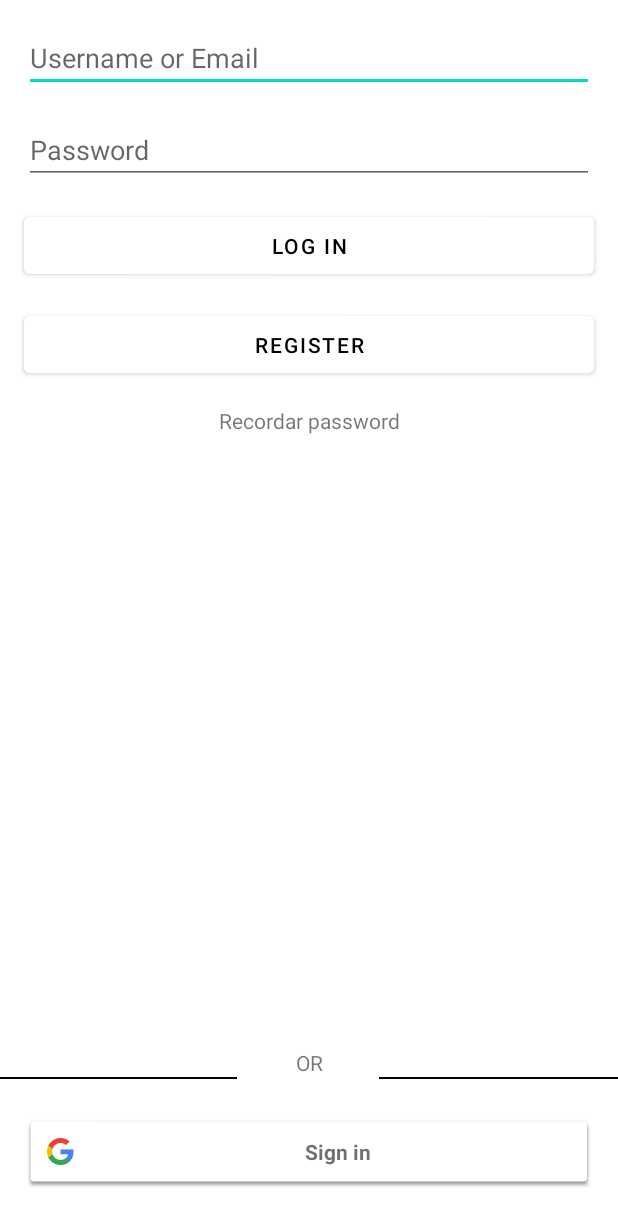
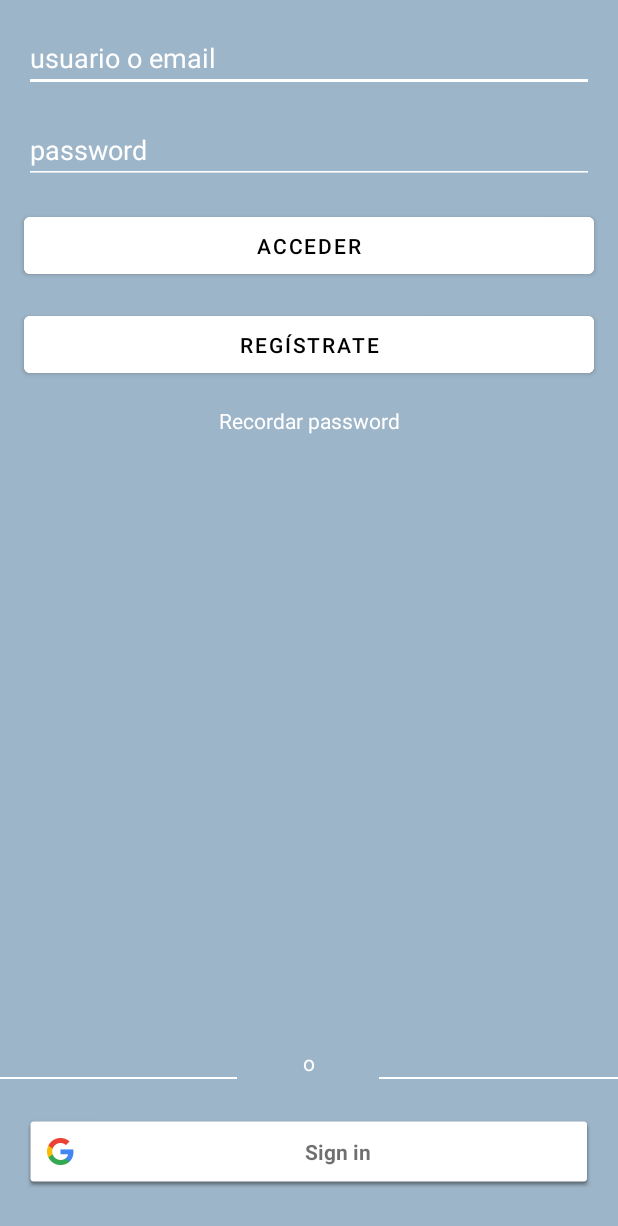
Before and after one commit to xexi81/LogisticsTycoon, an Android app: the screen it shows after launch (LoginActivity), after a tap on an icon or button, on a phone screen of 412 x 824 dp. Shown: the top 1226 px of the screen. Run offline under Robolectric (Android 15) with nearby library versions, the phone set to English and light mode, and no system bars; our stand-ins replace Firebase (no records; nobody signed in at launch, a user with empty details on screens opened directly).

Commit message:
Login y Registros hechos

```diff
--- a/app/build.gradle
+++ b/app/build.gradle
@@ -48,10 +48,11 @@ dependencies {
     implementation platform('com.google.firebase:firebase-bom:28.3.0')
     implementation 'com.google.firebase:firebase-analytics-ktx'
     implementation 'com.google.firebase:firebase-firestore-ktx:23.0.3'
+    implementation 'com.google.firebase:firebase-auth-ktx:21.0.1'
 
     // ViewModel
     implementation 'androidx.fragment:fragment-ktx:1.3.6'
-    implementation 'androidx.activity:activity-ktx:1.2.4'
+    implementation 'androidx.activity:activity-ktx:1.3.0'
     implementation 'androidx.lifecycle:lifecycle-viewmodel-ktx:2.3.1'
     implementation 'androidx.lifecycle:lifecycle-livedata-ktx:2.3.1'
 
@@ -59,7 +60,8 @@ dependencies {
     implementation "org.jetbrains.kotlinx:kotlinx-coroutines-core:1.4.1"
     implementation 'org.jetbrains.kotlinx:kotlinx-coroutines-play-services:1.1.1'
     implementation 'org.jetbrains.kotlinx:kotlinx-coroutines-android:1.4.1'
-    implementation 'com.google.firebase:firebase-auth-ktx:21.0.1'
+    implementation 'com.google.android.gms:play-services-auth:19.0.0'
+
 
     // tests
     testImplementation 'junit:junit:4.13.2'
--- a/app/src/main/AndroidManifest.xml
+++ b/app/src/main/AndroidManifest.xml
@@ -9,6 +9,9 @@
         android:roundIcon="@mipmap/ic_launcher_round"
         android:supportsRtl="true"
         android:theme="@style/Theme.LogisticsTycoon">
+        <activity
+            android:name=".view.MenuActivity"
+            android:exported="true" />
         <activity
             android:name=".view.LoginActivity"
             android:exported="true" />
--- a/app/src/main/java/com/los3molineros/logisticstycoon/view/LoginActivity.kt
+++ b/app/src/main/java/com/los3molineros/logisticstycoon/view/LoginActivity.kt
@@ -1,12 +1,154 @@
 package com.los3molineros.logisticstycoon.view
 
+import android.content.Intent
 import androidx.appcompat.app.AppCompatActivity
 import android.os.Bundle
+import androidx.activity.viewModels
+import androidx.core.app.ActivityCompat
+import com.google.android.gms.auth.api.Auth
+import com.google.android.gms.auth.api.signin.GoogleSignIn
+import com.google.android.gms.auth.api.signin.GoogleSignInOptions
 import com.los3molineros.logisticstycoon.R
+import com.los3molineros.logisticstycoon.common.checkEmpty
+import com.los3molineros.logisticstycoon.common.toast
+import com.los3molineros.logisticstycoon.databinding.ActivityLoginBinding
+import com.los3molineros.logisticstycoon.viewModel.LoginViewModel
 
 class LoginActivity : AppCompatActivity() {
+    private lateinit var binding : ActivityLoginBinding
+    private val loginViewModel: LoginViewModel by viewModels()
+    private val GOOGLE_SIGN_IN = 1
+
     override fun onCreate(savedInstanceState: Bundle?) {
         super.onCreate(savedInstanceState)
-        setContentView(R.layout.activity_login)
+        binding = ActivityLoginBinding.inflate(layoutInflater)
+        setContentView(binding.root)
+
+
+
+        // Register with firebase
+        binding.btnRegister.setOnClickListener {
+            createFirebaseUser(binding)
+        }
+
+
+        // Login with firebase
+        binding.btnLogin.setOnClickListener {
+            loginFirebaseUser(binding)
+        }
+
+
+        // Send password by email
+        binding.txtRememberPassword.setOnClickListener {
+            rememberFirebasePassword(binding)
+        }
+
+
+        // Login with Google
+        binding.btnGoogle.setOnClickListener {
+            loginGoogleUser(binding)
+        }
+
+
     }
+
+    override fun onStart() {
+        super.onStart()
+        getFirebaseUser()
+    }
+
+
+
+    // check if there is a active user logged
+    private fun getFirebaseUser() {
+        loginViewModel.userExists.observe(this, { alreadyExistsUser ->
+            if (alreadyExistsUser) {
+                startActivity(Intent(this, MenuActivity::class.java))
+            }
+        })
+    }
+
+
+    // register a new firebaseUser
+    private fun createFirebaseUser(binding: ActivityLoginBinding) {
+        if (binding.txtUsername.checkEmpty()) {
+            this.toast("Email is empty")
+        }
+
+        if (binding.txtPassword.checkEmpty()) {
+            this.toast("Password is empty")
+        }
+
+        loginViewModel.firebaseRegisterUser(binding.txtUsername.text.toString(), binding.txtPassword.text.toString())
+    }
+
+
+
+    // login firebase user
+    private fun loginFirebaseUser(binding: ActivityLoginBinding) {
+        if (binding.txtUsername.checkEmpty()) {
+            this.toast("Email is empty")
+        }
+
+        if (binding.txtPassword.checkEmpty()) {
+            this.toast("Password is empty")
+        }
+
+        loginViewModel.firebaseLoginUser(binding.txtUsername.text.toString(), binding.txtPassword.text.toString())
+    }
+
+
+
+    // obtain an email with new Password
+    private fun rememberFirebasePassword(binding: ActivityLoginBinding) {
+        if (binding.txtUsername.checkEmpty()) {
+            this.toast("Email is empty")
+        }
+
+        loginViewModel.rememberFirebasePassword(binding.txtUsername.text.toString())
+
+        loginViewModel.emailSended.observe(this) { emailSended ->
+            if (emailSended) {
+                this.toast("Email sended")
+            } else {
+                this.toast("Someting was wrong")
+            }
+        }
+    }
+
+
+
+    private fun loginGoogleUser(binding: ActivityLoginBinding) {
+        val googleConf = GoogleSignInOptions.Builder(GoogleSignInOptions.DEFAULT_SIGN_IN)
+            .requestIdToken(getString(R.string.default_web_client_id))
+            .requestEmail()
+            .build()
+
+        val googleClient = GoogleSignIn.getClient(this, googleConf)
+        ActivityCompat.startActivityForResult(this, googleClient.signInIntent, GOOGLE_SIGN_IN, null)
+    }
+
+    override fun onActivityResult(requestCode: Int, resultCode: Int, data: Intent?) {
+        super.onActivityResult(requestCode, resultCode, data)
+
+        // Result returned from launching the Intent from GoogleSignInApi.getSignInIntent(...);
+        if (requestCode == GOOGLE_SIGN_IN) {
+            val result = Auth.GoogleSignInApi.getSignInResultFromIntent(data)
+            if (result!!.isSuccess) {
+                val account = result.signInAccount
+                loginViewModel.signInWithGoogle(account!!)
+            } else {
+                this.toast("Google login -- Something went wrong!")
+            }
+        }
+
+        loginViewModel.signedWithGoogle.observe(this) {signedWithGoogle ->
+            if (signedWithGoogle) {
+                startActivity(Intent(this, MenuActivity::class.java))
+            }
+        }
+    }
+
+
+
 }
--- a/app/src/main/java/com/los3molineros/logisticstycoon/view/MainActivity.kt
+++ b/app/src/main/java/com/los3molineros/logisticstycoon/view/MainActivity.kt
@@ -48,7 +48,7 @@ class MainActivity : AppCompatActivity() {
                 delay(TimeUnit.SECONDS.toMillis(3))
                 withContext(Dispatchers.Main) {
                     if (userExists) {
-                        startActivity(Intent(this@MainActivity, MainActivity::class.java))
+                        startActivity(Intent(this@MainActivity, MenuActivity::class.java))
                     } else {
                         startActivity(Intent(this@MainActivity, LoginActivity::class.java))
                     }
--- /dev/null
+++ b/app/src/main/java/com/los3molineros/logisticstycoon/viewModel/LoginViewModel.kt
@@ -0,0 +1,47 @@
+package com.los3molineros.logisticstycoon.viewModel
+
+import androidx.lifecycle.MutableLiveData
+import androidx.lifecycle.ViewModel
+import androidx.lifecycle.viewModelScope
+import com.google.android.gms.auth.api.signin.GoogleSignInAccount
+import com.los3molineros.logisticstycoon.model.*
+import kotlinx.coroutines.launch
+
+class LoginViewModel: ViewModel() {
+    val userExists = MutableLiveData<Boolean>()
+    val emailSended = MutableLiveData<Boolean>()
+    val signedWithGoogle = MutableLiveData<Boolean>()
+
+    init {
+        viewModelScope.launch {
+            userExists.postValue(alreadyExistsUser())
+        }
+    }
+
+    fun firebaseRegisterUser(user: String, password: String) {
+        viewModelScope.launch {
+            registerUser(user,password)
+            userExists.postValue(alreadyExistsUser())
+        }
+    }
+
+    fun firebaseLoginUser(user: String, password: String) {
+        viewModelScope.launch {
+            loginUser(user,password)
+            userExists.postValue(alreadyExistsUser())
+        }
+    }
+
+    fun rememberFirebasePassword(email: String) {
+        viewModelScope.launch {
+            emailSended.postValue(resetUser(email)!!)
+        }
+    }
+
+    fun signInWithGoogle(account: GoogleSignInAccount) {
+        viewModelScope.launch {
+            signedWithGoogle.postValue(firebaseAuthWithGoogle(account)!!)
+        }
+    }
+
+}
--- a/app/src/main/res/layout/activity_login.xml
+++ b/app/src/main/res/layout/activity_login.xml
@@ -4,6 +4,7 @@
     xmlns:tools="http://schemas.android.com/tools"
     android:layout_width="match_parent"
     android:layout_height="match_parent"
+    android:background="@color/background"
     tools:context=".view.LoginActivity">
 
 
@@ -15,11 +16,14 @@
         android:layout_marginTop="16dp"
         android:layout_marginEnd="16dp"
         android:ems="10"
-        android:hint="Username or Email"
+        android:hint="@string/username_or_email"
         android:inputType="textPersonName"
         app:layout_constraintEnd_toEndOf="parent"
         app:layout_constraintStart_toStartOf="parent"
-        app:layout_constraintTop_toTopOf="parent" />
+        app:layout_constraintTop_toTopOf="parent"
+        android:backgroundTint="@color/white"
+        android:textColor="@color/white"
+        android:textColorHint="@color/white"/>
 
     <EditText
         android:id="@+id/txtPassword"
@@ -29,11 +33,13 @@
         android:layout_marginTop="16dp"
         android:layout_marginEnd="16dp"
         android:ems="10"
-        android:hint="Password"
+        android:hint="@string/password"
         android:inputType="textPersonName|textPassword"
         app:layout_constraintEnd_toEndOf="parent"
         app:layout_constraintStart_toStartOf="parent"
-        app:layout_constraintTop_toBottomOf="@+id/txtUsername" />
+        app:layout_constraintTop_toBottomOf="@+id/txtUsername"
+        android:backgroundTint="@color/white"
+        android:textColorHint="@color/white"/>
 
     <Button
         android:id="@+id/btnLogin"
@@ -43,7 +49,7 @@
         android:layout_marginTop="16dp"
         android:layout_marginEnd="16dp"
         android:backgroundTint="@color/white"
-        android:text="LOG IN"
+        android:text="@string/log_in"
         android:textColor="@color/black"
         app:layout_constraintEnd_toEndOf="parent"
         app:layout_constraintStart_toStartOf="parent"
@@ -58,7 +64,7 @@
         android:layout_marginTop="16dp"
         android:layout_marginEnd="16dp"
         android:backgroundTint="@color/white"
-        android:text="Register"
+        android:text="@string/register"
         android:textColor="@color/black"
         app:layout_constraintEnd_toEndOf="parent"
         app:layout_constraintStart_toStartOf="parent"
@@ -73,7 +79,8 @@
         android:text="@string/password_remember"
         app:layout_constraintEnd_toEndOf="parent"
         app:layout_constraintStart_toStartOf="parent"
-        app:layout_constraintTop_toBottomOf="@+id/btnRegister" />
+        app:layout_constraintTop_toBottomOf="@+id/btnRegister"
+        android:textColor="@color/white"/>
 
     <LinearLayout
         android:id="@+id/layoutFirst"
@@ -88,7 +95,8 @@
             android:layout_width="match_parent"
             android:layout_height="wrap_content"
             android:gravity="center_horizontal"
-            android:text="OR" />
+            android:text="@string/or"
+            android:textColor="@color/white"/>
     </LinearLayout>
 
     <LinearLayout
@@ -106,7 +114,7 @@
             android:layout_width="0dp"
             android:layout_height="1dp"
             android:layout_weight="5"
-            android:background="@android:color/black" />
+            android:background="@android:color/white" />
 
         <Space
             android:layout_width="0dp"
@@ -117,7 +125,7 @@
             android:layout_width="0dp"
             android:layout_height="1dp"
             android:layout_weight="5"
-            android:background="@android:color/black" />
+            android:background="@android:color/white" />
     </LinearLayout>
 
     <com.google.android.gms.common.SignInButton
--- a/app/src/main/res/values/colors.xml
+++ b/app/src/main/res/values/colors.xml
@@ -7,4 +7,11 @@
     <color name="teal_700">#FF018786</color>
     <color name="black">#FF000000</color>
     <color name="white">#FFFFFFFF</color>
+
+    <!-- GameColors !-->
+    <color name="background">#9DB5C8</color>
+    <color name="background2">#D4D8DC</color>
+
+
+
 </resources>
--- a/app/src/main/res/values/strings.xml
+++ b/app/src/main/res/values/strings.xml
@@ -14,4 +14,9 @@
 
     // login
     <string name="password_remember">Recordar password</string>
+    <string name="username_or_email">usuario o email</string>
+    <string name="password">password</string>
+    <string name="log_in">acceder</string>
+    <string name="register">regístrate</string>
+    <string name="or">o</string>
 </resources>
```
Also changed, not shown: app/src/main/java/com/los3molineros/logisticstycoon/common/Extensions.kt (added, +15 -0 lines), app/src/main/java/com/los3molineros/logisticstycoon/model/FirebaseAuthentication.kt (+48 -0 lines), app/src/main/java/com/los3molineros/logisticstycoon/view/MenuActivity.kt (added, +45 -0 lines), app/src/main/res/layout/activity_menu.xml (added, +28 -0 lines).
